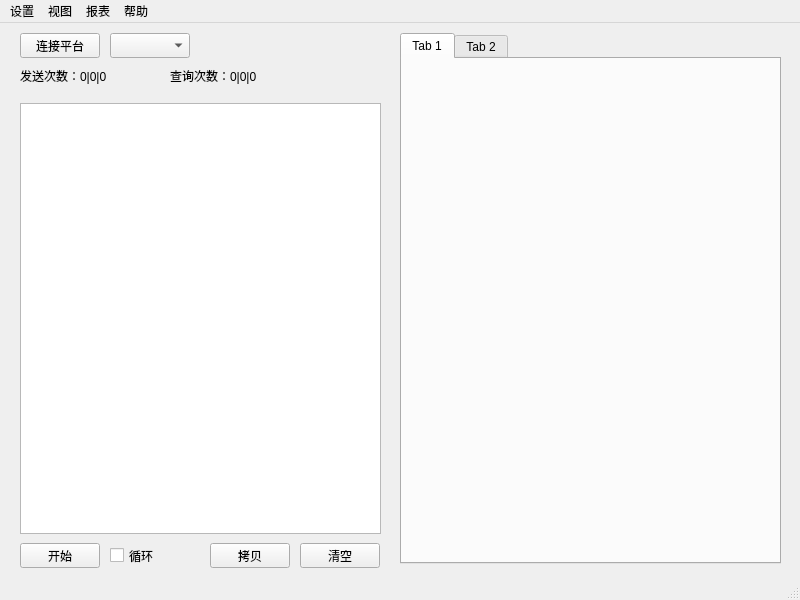
Old version of the form hikeenat.ui in the repository wayneso/HikeenAT.
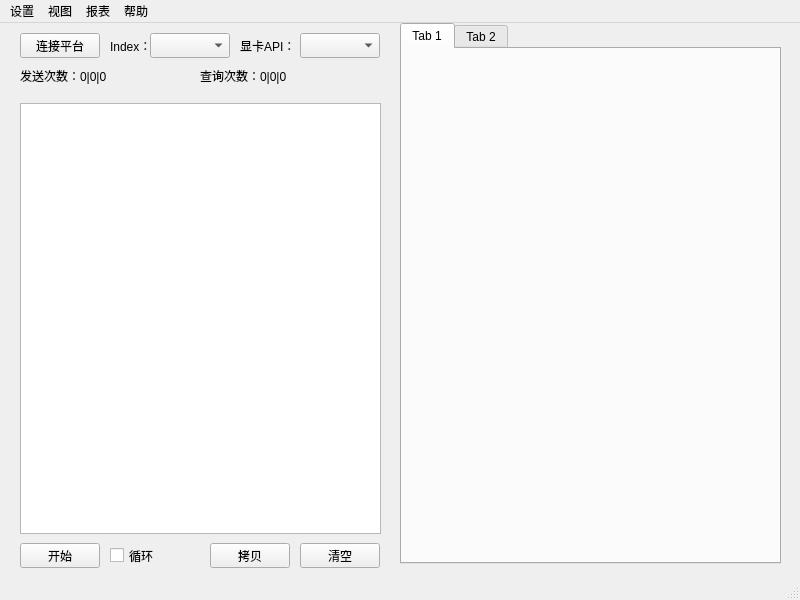
New version of the form.

Commit message: <modify>优化代码逻辑，完善ui界面

```diff
--- a/hikeenat.ui
+++ b/hikeenat.ui
@@ -43,7 +43,7 @@
    <widget class="QComboBox" name="displaynum_comboBox">
     <property name="geometry">
      <rect>
-      <x>110</x>
+      <x>150</x>
       <y>10</y>
       <width>80</width>
       <height>25</height>
@@ -109,9 +109,9 @@
     <property name="geometry">
      <rect>
       <x>400</x>
-      <y>10</y>
+      <y>0</y>
       <width>381</width>
-      <height>531</height>
+      <height>541</height>
      </rect>
     </property>
     <widget class="QWidget" name="tab">
@@ -130,7 +130,7 @@
      <rect>
       <x>20</x>
       <y>40</y>
-      <width>111</width>
+      <width>171</width>
       <height>25</height>
      </rect>
     </property>
@@ -141,9 +141,9 @@
    <widget class="QLabel" name="query_count_label">
     <property name="geometry">
      <rect>
-      <x>170</x>
+      <x>200</x>
       <y>40</y>
-      <width>121</width>
+      <width>181</width>
       <height>25</height>
      </rect>
     </property>
@@ -151,6 +151,42 @@
      <string>查询次数：0|0|0</string>
     </property>
    </widget>
+   <widget class="QLabel" name="label">
+    <property name="geometry">
+     <rect>
+      <x>110</x>
+      <y>10</y>
+      <width>53</width>
+      <height>25</height>
+     </rect>
+    </property>
+    <property name="text">
+     <string>Index：</string>
+    </property>
+   </widget>
+   <widget class="QLabel" name="label_2">
+    <property name="geometry">
+     <rect>
+      <x>240</x>
+      <y>10</y>
+      <width>53</width>
+      <height>25</height>
+     </rect>
+    </property>
+    <property name="text">
+     <string>显卡API：</string>
+    </property>
+   </widget>
+   <widget class="QComboBox" name="api_comboBox">
+    <property name="geometry">
+     <rect>
+      <x>300</x>
+      <y>10</y>
+      <width>80</width>
+      <height>25</height>
+     </rect>
+    </property>
+   </widget>
   </widget>
   <widget class="QMenuBar" name="menubar">
    <property name="geometry">
```
The commit also changes 3 other files.
